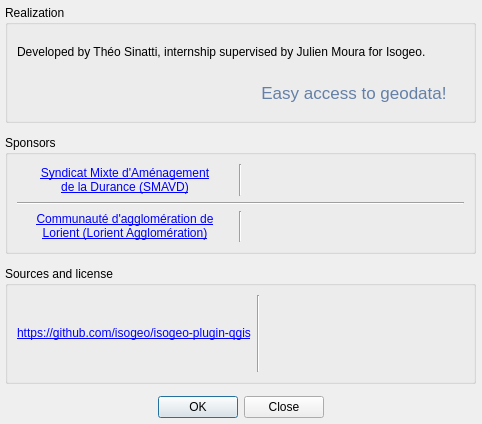
Old version of the form ui/credits/ui_credits.ui in the repository isogeo/isogeo-plugin-qgis.
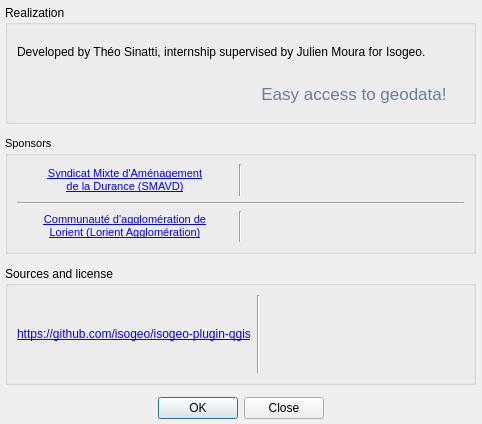
New version of the form. Icons and pictures are not drawn.

What changed in the file:
```diff
--- a/ui/credits/ui_credits.ui
+++ b/ui/credits/ui_credits.ui
@@ -41,7 +41,7 @@
      <x>0</x>
      <y>0</y>
      <width>481</width>
-     <height>423</height>
+     <height>424</height>
     </rect>
    </property>
    <layout class="QVBoxLayout" name="verticalLayout">
@@ -59,6 +59,9 @@
       <property name="title">
        <string>Realization</string>
       </property>
+      <property name="flat">
+       <bool>true</bool>
+      </property>
       <layout class="QVBoxLayout" name="verticalLayout_7">
        <item>
         <widget class="QLabel" name="label_10">
@@ -124,10 +127,20 @@
      </widget>
     </item>
     <item>
-     <widget class="QGroupBox" name="groupBox_7">
+     <widget class="QGroupBox" name="grp_sponsors">
+      <property name="font">
+       <font>
+        <pointsize>8</pointsize>
+        <weight>50</weight>
+        <bold>false</bold>
+       </font>
+      </property>
       <property name="title">
        <string>Sponsors</string>
       </property>
+      <property name="flat">
+       <bool>true</bool>
+      </property>
       <layout class="QVBoxLayout" name="verticalLayout_9">
        <item>
         <layout class="QGridLayout" name="gridLayout_5">
@@ -236,6 +249,12 @@
       <property name="title">
        <string>Sources and license</string>
       </property>
+      <property name="flat">
+       <bool>true</bool>
+      </property>
+      <property name="checkable">
+       <bool>false</bool>
+      </property>
       <layout class="QVBoxLayout" name="verticalLayout_8">
        <item>
         <layout class="QGridLayout" name="gridLayout_4">
```
Left out of the diff: 44 changed lines with no effect on the pictures.
